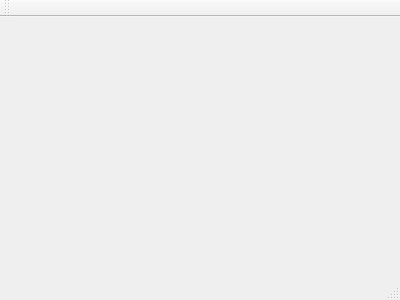
Qt form mainwindow.ui (armen953/WifiBot) before a commit.
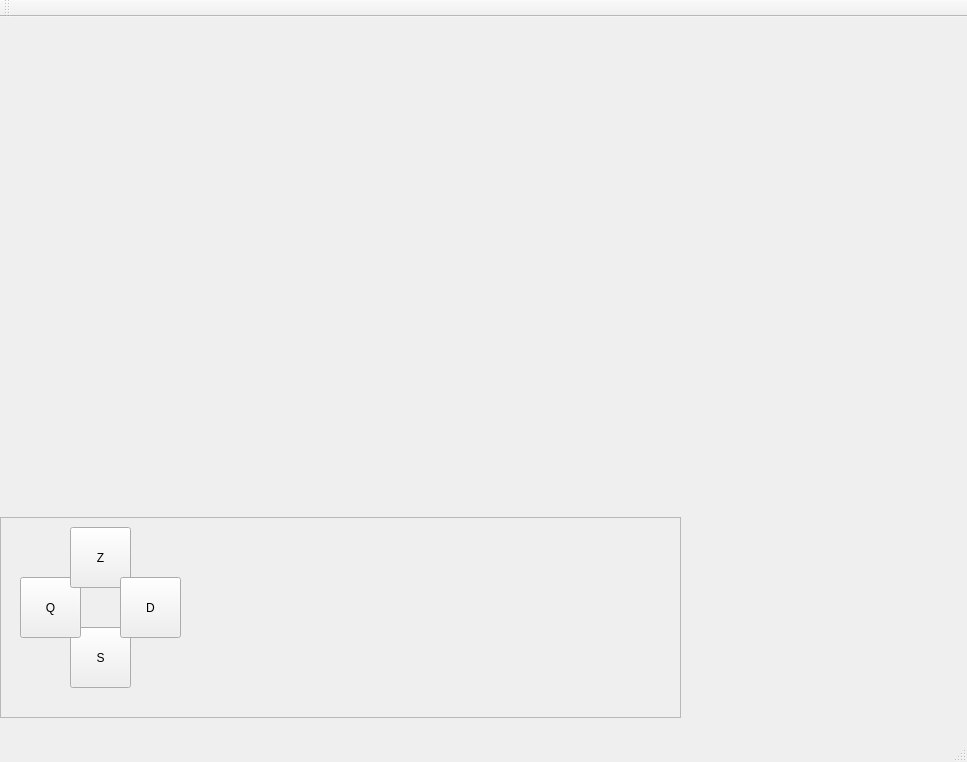
The same form after that commit.

Commit message: ajout intrface

```diff
--- a/mainwindow.ui
+++ b/mainwindow.ui
@@ -1,24 +1,108 @@
 <ui version="4.0">
  <class>MainWindow</class>
- <widget class="QMainWindow" name="MainWindow" >
-  <property name="geometry" >
+ <widget class="QMainWindow" name="MainWindow">
+  <property name="geometry">
    <rect>
     <x>0</x>
     <y>0</y>
-    <width>400</width>
-    <height>300</height>
+    <width>967</width>
+    <height>762</height>
    </rect>
   </property>
   <property name="windowTitle" >
    <string>MainWindow</string>
   </property>
-  <widget class="QMenuBar" name="menuBar" />
-  <widget class="QToolBar" name="mainToolBar" />
-  <widget class="QWidget" name="centralWidget" />
-  <widget class="QStatusBar" name="statusBar" />
+  <widget class="QWidget" name="centralWidget">
+   <widget class="QFrame" name="frame">
+    <property name="geometry">
+     <rect>
+      <x>0</x>
+      <y>500</y>
+      <width>681</width>
+      <height>201</height>
+     </rect>
+    </property>
+    <property name="frameShape">
+     <enum>QFrame::StyledPanel</enum>
+    </property>
+    <property name="frameShadow">
+     <enum>QFrame::Raised</enum>
+    </property>
+    <widget class="QPushButton" name="pushButton">
+     <property name="geometry">
+      <rect>
+       <x>70</x>
+       <y>110</y>
+       <width>61</width>
+       <height>61</height>
+      </rect>
+     </property>
+     <property name="text">
+      <string>S</string>
+     </property>
+    </widget>
+    <widget class="QPushButton" name="pushButton_2">
+     <property name="geometry">
+      <rect>
+       <x>20</x>
+       <y>60</y>
+       <width>61</width>
+       <height>61</height>
+      </rect>
+     </property>
+     <property name="text">
+      <string>Q</string>
+     </property>
+    </widget>
+    <widget class="QPushButton" name="pushButton_3">
+     <property name="geometry">
+      <rect>
+       <x>70</x>
+       <y>10</y>
+       <width>61</width>
+       <height>61</height>
+      </rect>
+     </property>
+     <property name="text">
+      <string>Z</string>
+     </property>
+    </widget>
+    <widget class="QPushButton" name="pushButton_4">
+     <property name="geometry">
+      <rect>
+       <x>120</x>
+       <y>60</y>
+       <width>61</width>
+       <height>61</height>
+      </rect>
+     </property>
+     <property name="text">
+      <string>D</string>
+     </property>
+    </widget>
+   </widget>
+  </widget>
+  <widget class="QMenuBar" name="menuBar">
+   <property name="geometry">
+    <rect>
+     <x>0</x>
+     <y>0</y>
+     <width>967</width>
+     <height>22</height>
+    </rect>
+   </property>
+  </widget>
+  <widget class="QToolBar" name="mainToolBar">
+   <attribute name="toolBarArea">
+    <enum>TopToolBarArea</enum>
+   </attribute>
+   <attribute name="toolBarBreak">
+    <bool>false</bool>
+   </attribute>
+  </widget>
+  <widget class="QStatusBar" name="statusBar"/>
  </widget>
- <layoutDefault spacing="6" margin="11" />
- <pixmapfunction></pixmapfunction>
+ <layoutdefault spacing="6" margin="11"/>
  <resources/>
  <connections/>
 </ui>
```
Left out of the diff: 3 changed lines with no effect on the pictures.
